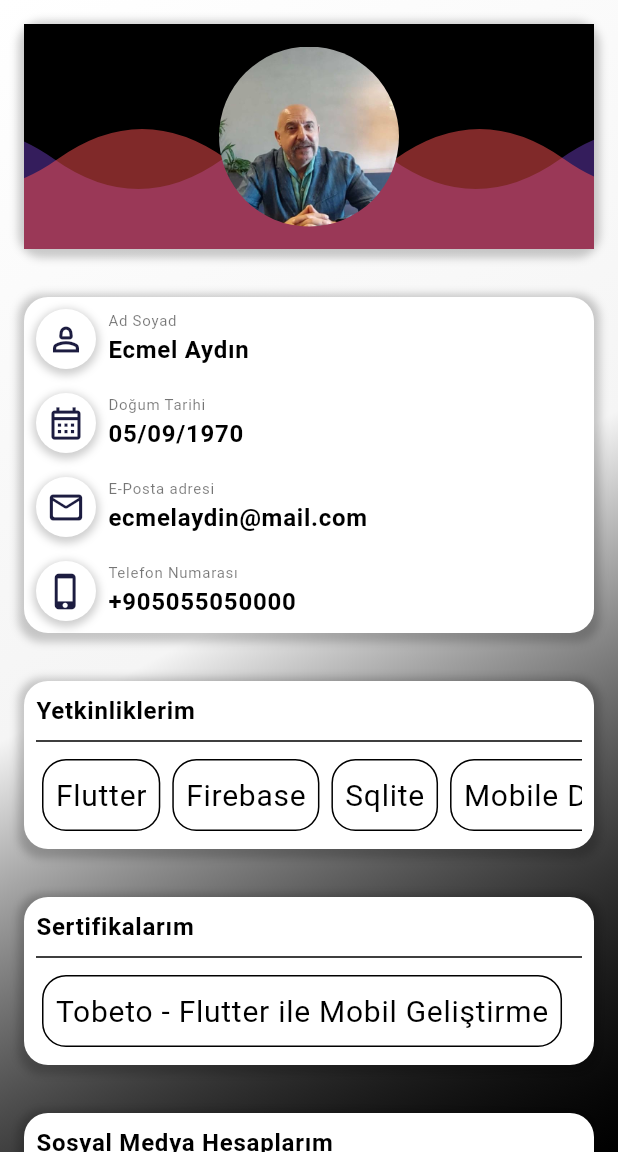
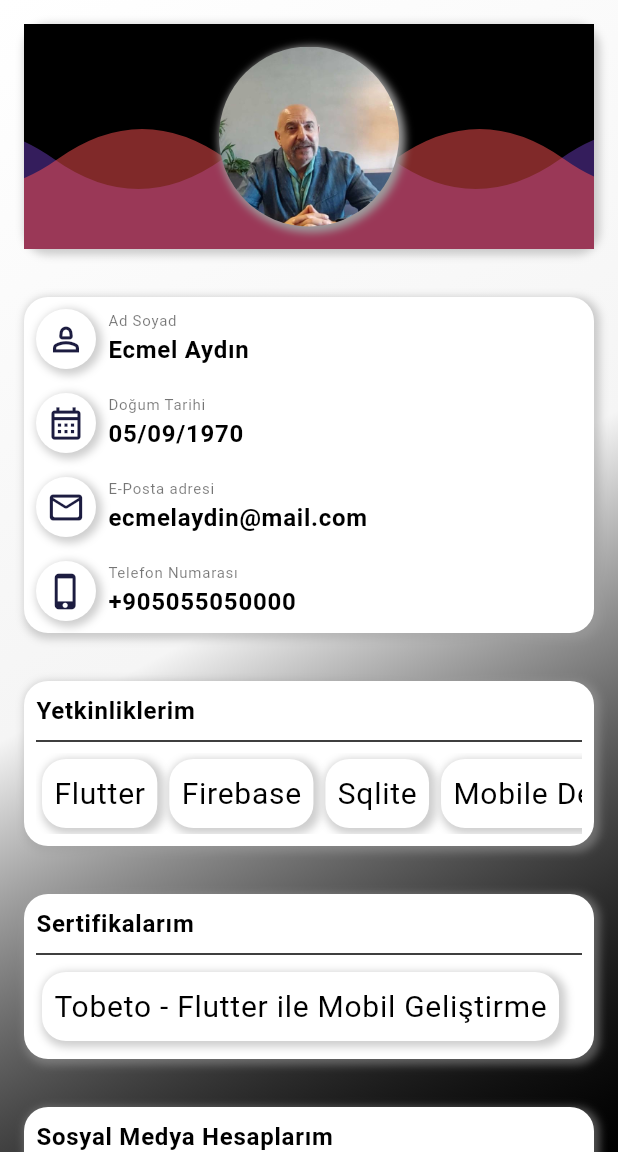
Before and after one commit to zehraCoskun/Tobeto-Mobile, a Flutter app: the ProfilPage screen opened by its route, on a phone screen of 412 x 824 dp, the part 84-1236 px from its top. Run offline on Flutter 3.47's test engine with Material 3 defaults, Android fonts, the phone set to English and light mode, and no system bars; our stand-ins replace bloc, flutter_bloc, lottie, share, syncfusion_flutter_calendar; network calls fail.

Commit message:
profile screen completed

```diff
--- a/tobeto_mobil/lib/pages/profile/contents_widget.dart
+++ b/tobeto_mobil/lib/pages/profile/contents_widget.dart
@@ -1,5 +1,6 @@
 //container içeriklerindeki küçük containerlar
 import 'package:flutter/material.dart';
+import 'package:tobeto_mobil/pages/profile/profile_shadow.dart';
 
 class ContentsWidget extends StatelessWidget {
   const ContentsWidget({
@@ -14,13 +15,10 @@ class ContentsWidget extends StatelessWidget {
         padding: const EdgeInsets.all(8),
         margin: const EdgeInsets.all(4),
         decoration: BoxDecoration(
-          border: Border.all(),
+          color: Colors.white,
+          //border: Border.all(),
           borderRadius: BorderRadius.circular(16),
-          boxShadow: [
-            BoxShadow(
-              color: Colors.white.withOpacity(0.5),
-            ),
-          ],
+          boxShadow: [ProfileShadow()],
         ),
         child: Text(
           competence,
--- a/tobeto_mobil/lib/pages/profile/personal_info_row_widget.dart
+++ b/tobeto_mobil/lib/pages/profile/personal_info_row_widget.dart
@@ -1,4 +1,5 @@
 import 'package:flutter/material.dart';
+import 'package:tobeto_mobil/pages/profile/profile_shadow.dart';
 import 'package:tobeto_mobil/utils/theme/theme_ios.dart';
 
 class PersonalInfoRowWidget extends StatelessWidget {
@@ -26,12 +27,7 @@ class PersonalInfoRowWidget extends StatelessWidget {
               shape: BoxShape.circle,
               color: Colors.white,
               boxShadow: [
-                BoxShadow(
-                  color: Colors.grey.withOpacity(0.5),
-                  spreadRadius: 2,
-                  blurRadius: 4,
-                  offset: const Offset(0, 2),
-                ),
+                ProfileShadow(),
               ],
             ),
             child: Center(
--- a/tobeto_mobil/lib/pages/profile/profile_container.dart
+++ b/tobeto_mobil/lib/pages/profile/profile_container.dart
@@ -1,5 +1,6 @@
 //temel container
 import 'package:flutter/material.dart';
+import 'package:tobeto_mobil/pages/profile/profile_shadow.dart';
 
 class ProfileContainer extends StatelessWidget {
   const ProfileContainer({
@@ -17,16 +18,9 @@ class ProfileContainer extends StatelessWidget {
       height: height,
       margin: const EdgeInsets.all(16),
       decoration: BoxDecoration(
-        color: Colors.white, // Beyaz arka plan
+        color: Colors.white,
         borderRadius: BorderRadius.circular(16),
-        boxShadow: [
-          BoxShadow(
-            color: Colors.black.withOpacity(0.2), // Hafif gri renkli gölge
-            spreadRadius: 4,
-            blurRadius: 4,
-            offset: const Offset(0, 2),
-          ),
-        ],
+        boxShadow: [ProfileShadow()],
       ),
       child: child,
     );
--- a/tobeto_mobil/lib/pages/profile/profile_picture.dart
+++ b/tobeto_mobil/lib/pages/profile/profile_picture.dart
@@ -23,12 +23,27 @@ class _ProfilePictureState extends State<ProfilePicture> {
         alignment: Alignment.center,
         children: [
           const AnimatedWaveCurves(),
-          ClipRRect(
-            borderRadius: BorderRadius.circular(60),
-            child: Image.asset(
-              ders1,
-              height: 120,
-              width: 120,
+          Container(
+            width: 120,
+            height: 120,
+            decoration: const BoxDecoration(
+              shape: BoxShape.circle,
+              boxShadow: [
+                BoxShadow(
+                  color: Colors.grey,
+                  spreadRadius: 2,
+                  blurRadius: 4,
+                  offset: Offset(2, 2),
+                )
+              ],
+            ),
+            child: ClipRRect(
+              borderRadius: BorderRadius.circular(60),
+              child: Image.asset(
+                ders1,
+                height: 120,
+                width: 120,
+              ),
             ),
           ),
         ],
--- /dev/null
+++ b/tobeto_mobil/lib/pages/profile/profile_shadow.dart
@@ -0,0 +1,11 @@
+import 'package:flutter/material.dart';
+
+// ignore: non_constant_identifier_names
+BoxShadow ProfileShadow() {
+  return BoxShadow(
+    color: Colors.grey.withOpacity(0.5),
+    spreadRadius: 2,
+    blurRadius: 4,
+    offset: const Offset(2, 2),
+  );
+}
--- a/tobeto_mobil/lib/pages/profile/social_media_button.dart
+++ b/tobeto_mobil/lib/pages/profile/social_media_button.dart
@@ -1,5 +1,6 @@
 //sosyal medya icon button
 import 'package:flutter/material.dart';
+import 'package:tobeto_mobil/pages/profile/profile_shadow.dart';
 import 'package:url_launcher/url_launcher.dart';
 
 class SocialMediaButton extends StatelessWidget {
@@ -18,10 +19,20 @@ class SocialMediaButton extends StatelessWidget {
       onPressed: () {
         _launchUrl(Uri.parse(url));
       },
-      icon: Image.asset(
-        logo,
-        height: 32,
-        color: color,
+      icon: Container(
+        padding: const EdgeInsets.all(8),
+        width: 48,
+        height: 48,
+        decoration: BoxDecoration(
+          shape: BoxShape.circle,
+          color: Colors.white,
+          boxShadow: [ProfileShadow()],
+        ),
+        child: Image.asset(
+          logo,
+          height: 32,
+          color: color,
+        ),
       ),
     );
   }
```
